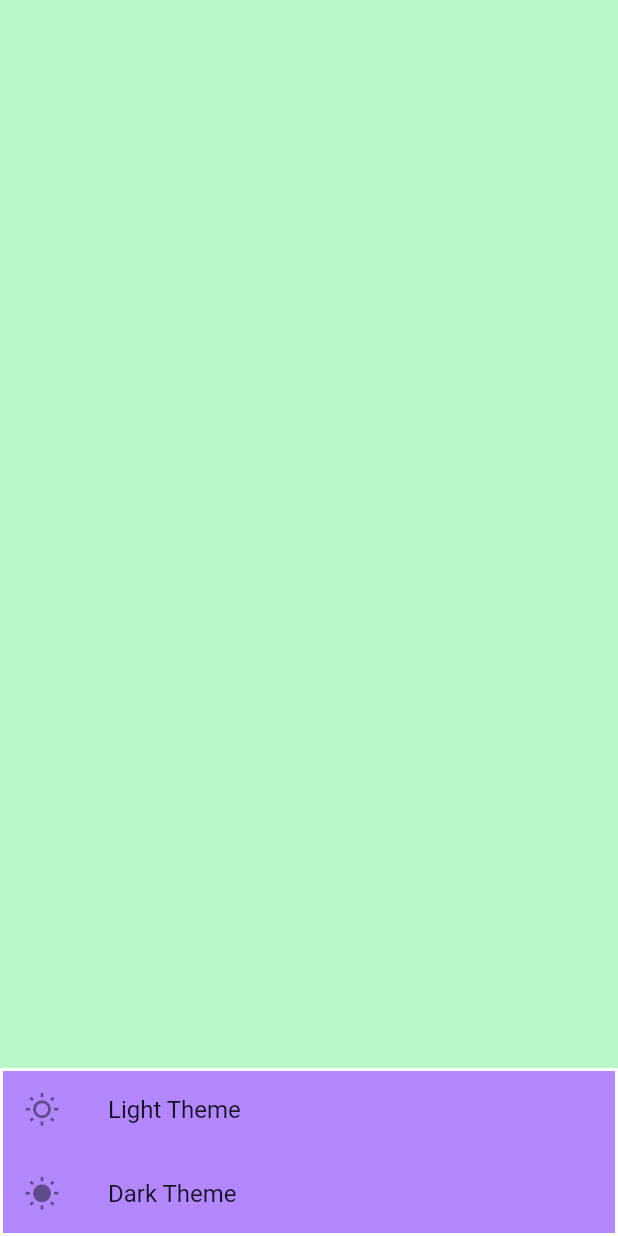
After one commit to PawankumarPK/Flutter-GetX-Tour, a Flutter app: the screen it shows after launch, after a tap on "Bottom Sheet", on a phone screen of 412 x 824 dp. The commit adds this screen. Run offline on Flutter 3.47's test engine with Material 2 defaults, Android fonts, the phone set to English and light mode, and no system bars; our stand-ins replace get.

Commit message:
bottom sheet with dark & Light theme

```diff
--- a/lib/GetXScaffold.dart
+++ b/lib/GetXScaffold.dart
@@ -1,5 +1,6 @@
 import 'package:flutter/material.dart';
 import 'package:get/get.dart';
+import 'package:getx_tour/bottomSheet/GetXBottomSheet.dart';
 import 'package:getx_tour/dialogBox/GetXDialogBox.dart';
 import 'package:getx_tour/snackbar/GetXSnackBar.dart';
 
@@ -11,7 +12,7 @@ class GetXScaffold extends StatelessWidget {
     return const GetMaterialApp(
       title: "Snackbar",
       home: Scaffold(
-        body: GetXDialogBox(),
+        body: GetXBottomSheet(),
       ),
     );
   }
--- /dev/null
+++ b/lib/bottomSheet/GetXBottomSheet.dart
@@ -0,0 +1,60 @@
+import 'package:flutter/material.dart';
+import 'package:get/get.dart';
+
+class GetXBottomSheet extends StatelessWidget {
+  const GetXBottomSheet({Key? key}) : super(key: key);
+
+  @override
+  Widget build(BuildContext context) {
+    return Container(
+      child: Center(
+        child: MaterialButton(
+          color: Colors.blue,
+          child: const Text("Bottom Sheet",style: TextStyle(
+            color: Colors.white
+          ),),
+          onPressed: (){
+           Get.bottomSheet(
+             Container(
+               child: Wrap(
+                 children: [
+                   ListTile(
+                     leading: Icon(Icons.wb_sunny_outlined),
+                     title: Text("Light Theme"),
+                     onTap: ()=> {
+                       Get.changeTheme(ThemeData.light())
+                     },
+                   ),
+                   ListTile(
+                     leading: Icon(Icons.wb_sunny),
+                     title: Text("Dark Theme"),
+                     onTap: ()=> {
+                       Get.changeTheme(ThemeData.dark())
+                     },
+                   )
+                 ],
+               ),
+             ),
+             barrierColor: Colors.greenAccent.shade100,
+             backgroundColor: Colors.deepPurpleAccent.shade100,
+             isDismissible: true,
+
+             shape: const RoundedRectangleBorder(
+               side: BorderSide(
+                 color: Colors.white,
+                 style: BorderStyle.solid,
+                 width: 2.0
+               ),
+             ),
+           //  enableDrag: false
+
+           );
+
+
+          },
+        ),
+      ),
+
+    );
+  }
+}
```
